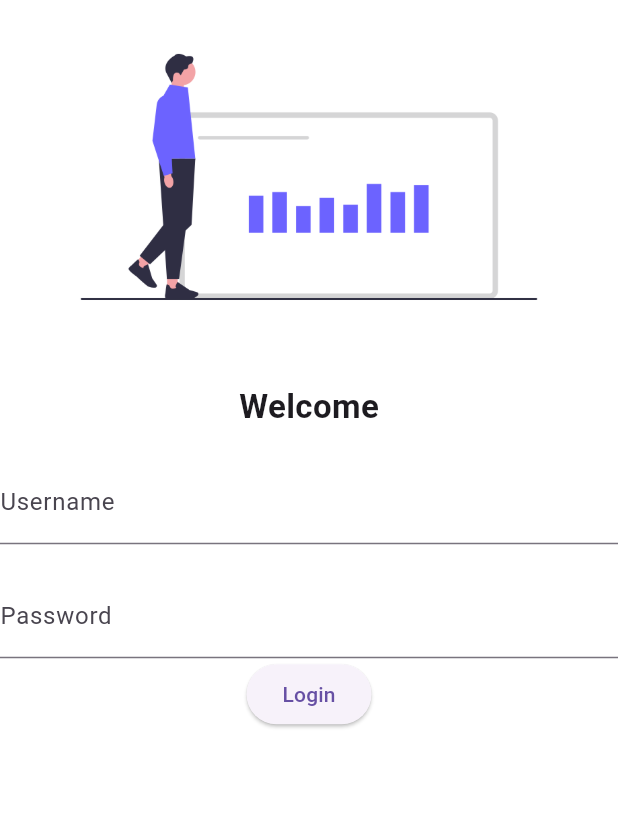
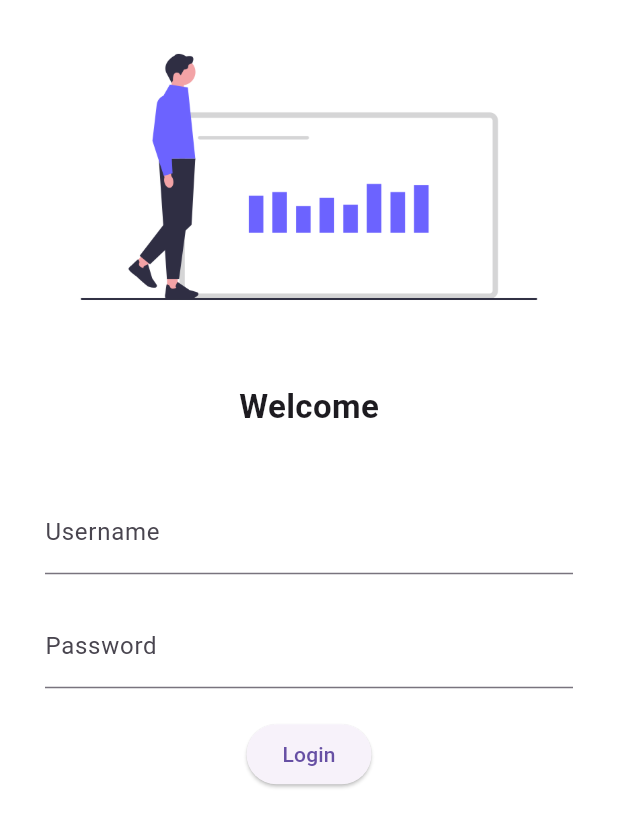
Before and after one commit to satya-prajapati/flutter_catelog, a Flutter app: the screen it shows after launch, on a phone screen of 412 x 824 dp. Shown: the top 827 px of the screen. Run offline on Flutter 3.47's test engine with Material 3 defaults, Android fonts, the light colour scheme and no system bars; our stand-ins replace google_fonts; statements that could not run were skipped.

Commit message:
Day 4 completed Adding Images, Google Fonts | ElevatedButton | Login Page

```diff
--- a/lib/pages/login_page.dart
+++ b/lib/pages/login_page.dart
@@ -14,6 +14,10 @@ class LoginPage extends StatelessWidget {
             SizedBox(height: 20.0,),
             Text("Welcome",style: TextStyle(fontSize: 22, fontWeight: FontWeight.bold),),
             SizedBox(height: 20.0,),
+
+            Padding(
+              padding: EdgeInsets.symmetric(vertical: 20.0,horizontal: 30),
+              child: Column(children: [
                 TextFormField(decoration: InputDecoration(
                     hintText: "Enter Username",
                     labelText: "Username"
@@ -23,6 +27,8 @@ class LoginPage extends StatelessWidget {
                     hintText: "Enter Password",
                     labelText: "Password"
                 ),),
+                SizedBox(height: 20.0,),
+
                 ElevatedButton(
                   onPressed:(){print("Login Print");} ,
                   child: Text("Login"),
@@ -31,6 +37,10 @@ class LoginPage extends StatelessWidget {
               ],
               ),
             ),
+
+          ],
+        ),
+      ),
     );
   }
 }
```
Lines whose indentation alone changed are shown as unchanged.
